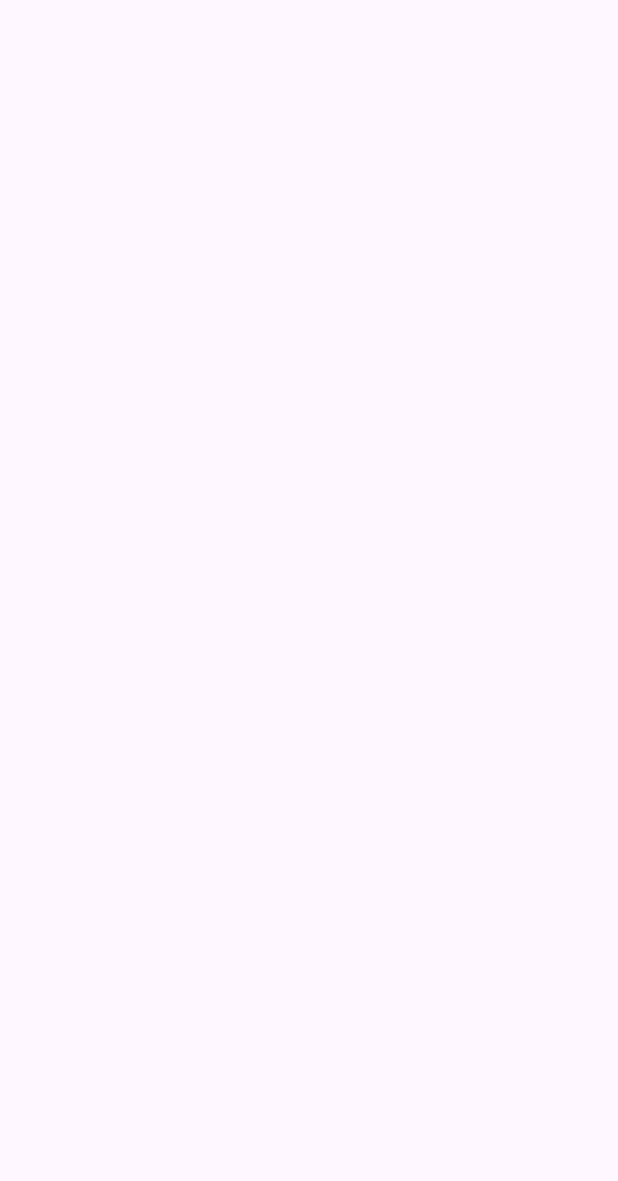
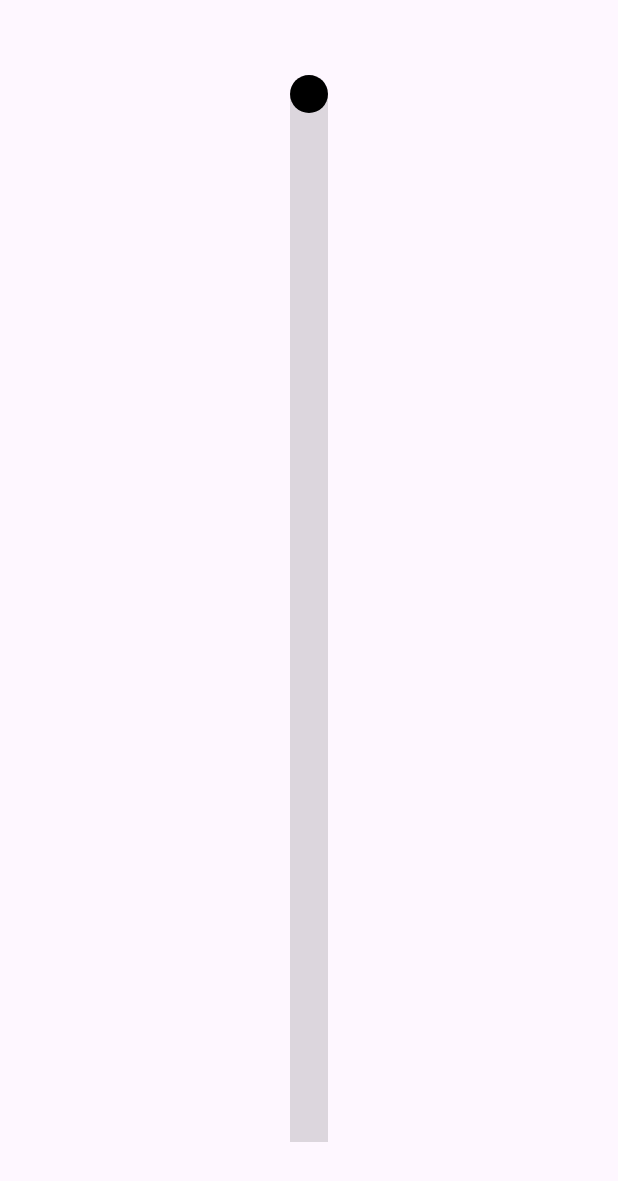
Before and after one commit to wycj2009/Android_VerticalSeekBar_Example, an Android app: the screen it shows after launch (MainActivity), on a phone screen of 412 x 824 dp. Before the commit the part shown is empty. Shown: the top 1181 px of the screen. Run offline under Robolectric (Android 15) with nearby library versions, the phone set to English and light mode, and no system bars.

Commit message:
Add VerticalSeekBar

```diff
--- a/app/src/main/java/com/example/android_verticalseekbar_example/MainActivity.kt
+++ b/app/src/main/java/com/example/android_verticalseekbar_example/MainActivity.kt
@@ -1,6 +1,7 @@
 package com.example.android_verticalseekbar_example
 
 import android.os.Bundle
+import android.util.Log
 import androidx.appcompat.app.AppCompatActivity
 import com.example.android_verticalseekbar_example.databinding.ActivityMainBinding
 
@@ -12,5 +13,9 @@ class MainActivity : AppCompatActivity() {
         super.onCreate(savedInstanceState)
         binding = ActivityMainBinding.inflate(layoutInflater)
         setContentView(binding.root)
+
+        binding.verticalSeekBar.onProgressChange = { progress: Int ->
+            Log.d("myLog", "${progress}")
+        }
     }
 }
--- /dev/null
+++ b/app/src/main/java/com/example/android_verticalseekbar_example/VerticalSeekBar.kt
@@ -0,0 +1,116 @@
+package com.example.android_verticalseekbar_example
+
+import android.content.Context
+import android.graphics.Canvas
+import android.graphics.drawable.Drawable
+import android.graphics.drawable.ShapeDrawable
+import android.graphics.drawable.shapes.OvalShape
+import android.graphics.drawable.shapes.RectShape
+import android.util.AttributeSet
+import android.view.MotionEvent
+import android.view.View
+import androidx.core.content.withStyledAttributes
+import kotlin.math.roundToInt
+
+class VerticalSeekBar @JvmOverloads constructor(
+    context: Context,
+    attrs: AttributeSet? = null,
+    defStyleAttr: Int = 0,
+    defStyleRes: Int = 0
+) : View(context, attrs, defStyleAttr, defStyleRes) {
+
+    var minProgress: Int = 0
+        set(value) {
+            if (value < 0) throw IllegalArgumentException("It must be minProgress >= 0.")
+            if (field == value) return
+            field = value
+            invalidate()
+        }
+    var maxProgress: Int = 100
+        set(value) {
+            if (value <= minProgress) throw IllegalArgumentException("It must be maxProgress > minProgress.")
+            if (field == value) return
+            field = value
+            invalidate()
+        }
+    var progress: Int = minProgress
+        set(value) {
+            val coercedValue: Int = value.coerceAtLeast(minProgress).coerceAtMost(maxProgress)
+            if (field == coercedValue) return
+            field = coercedValue
+            onProgressChange?.invoke(field)
+            invalidate()
+        }
+    var onProgressChange: ((progress: Int) -> Unit)? = null
+    private val track = object {
+        var drawable: Drawable = ShapeDrawable(RectShape()).apply {
+            paint.color = 0x22000000.toInt()
+        }
+        var width: Int = 0
+        var height: Int = 0
+        val left: Int
+            get() = 0
+        val top: Int
+            get() = (this@VerticalSeekBar.height - height) / 2
+        val right: Int
+            get() = this@VerticalSeekBar.width
+        val bottom: Int
+            get() = top + height
+    }
+    private val thumb = object {
+        var drawable: Drawable = ShapeDrawable(OvalShape()).apply {
+            paint.color = 0xFF000000.toInt()
+        }
+        var width: Int = 0
+        var height: Int = 0
+        val left: Int
+            get() = 0
+        val top: Int
+            get() = ((progress - minProgress) * (this@VerticalSeekBar.height - height).toFloat() / (maxProgress - minProgress)).roundToInt()
+        val right: Int
+            get() = width
+        val bottom: Int
+            get() = top + height
+    }
+
+    init {
+        context.withStyledAttributes(attrs, R.styleable.VerticalSeekBar, defStyleAttr, defStyleRes) {
+            minProgress = getInt(R.styleable.VerticalSeekBar_min, minProgress)
+            maxProgress = getInt(R.styleable.VerticalSeekBar_max, maxProgress)
+            progress = getInt(R.styleable.VerticalSeekBar_progress, progress)
+            getDrawable(R.styleable.VerticalSeekBar_track)?.let {
+                track.drawable = it
+            }
+            getDrawable(R.styleable.VerticalSeekBar_thumb)?.let {
+                thumb.drawable = it
+            }
+        }
+    }
+
+    override fun onMeasure(widthMeasureSpec: Int, heightMeasureSpec: Int) {
+        val measuredWidth: Int = getDefaultSize(suggestedMinimumWidth, widthMeasureSpec)
+        val measuredHeight: Int = getDefaultSize(suggestedMinimumHeight, heightMeasureSpec)
+        thumb.width = measuredWidth
+        thumb.height = thumb.width
+        track.width = measuredWidth
+        track.height = measuredHeight - thumb.height
+        setMeasuredDimension(measuredWidth, measuredHeight)
+    }
+
+    override fun onDraw(canvas: Canvas) {
+        track.let {
+            it.drawable.setBounds(it.left, it.top, it.right, it.bottom)
+            it.drawable.draw(canvas)
+        }
+        thumb.let {
+            it.drawable.setBounds(it.left, it.top, it.right, it.bottom)
+            it.drawable.draw(canvas)
+        }
+    }
+
+    override fun onTouchEvent(event: MotionEvent): Boolean {
+        val dh: Float = track.height.toFloat() / (maxProgress - minProgress)
+        progress = minProgress + ((event.y - track.top + (dh * 0.5f)) / dh).toInt()
+        return true
+    }
+}
--- /dev/null
+++ b/app/src/main/res/drawable/thumb.xml
@@ -0,0 +1,5 @@
+<?xml version="1.0" encoding="utf-8"?>
+<shape xmlns:android="http://schemas.android.com/apk/res/android"
+    android:shape="oval">
+    <solid android:color="#FF000000" />
+</shape>
--- /dev/null
+++ b/app/src/main/res/drawable/track.xml
@@ -0,0 +1,5 @@
+<?xml version="1.0" encoding="utf-8"?>
+<shape xmlns:android="http://schemas.android.com/apk/res/android"
+    android:shape="rectangle">
+    <solid android:color="#22000000" />
+</shape>
--- a/app/src/main/res/layout/activity_main.xml
+++ b/app/src/main/res/layout/activity_main.xml
@@ -4,4 +4,19 @@
     android:layout_width="match_parent"
     android:layout_height="match_parent">
 
+    <com.example.android_verticalseekbar_example.VerticalSeekBar
+        android:id="@+id/vertical_seek_bar"
+        android:layout_width="25dp"
+        android:layout_height="0dp"
+        android:layout_marginTop="50dp"
+        android:layout_marginBottom="50dp"
+        app:layout_constraintBottom_toBottomOf="parent"
+        app:layout_constraintEnd_toEndOf="parent"
+        app:layout_constraintStart_toStartOf="parent"
+        app:layout_constraintTop_toTopOf="parent"
+        app:max="100"
+        app:min="0"
+        app:progress="0"
+        app:thumb="@drawable/thumb"
+        app:track="@drawable/track" />
 </androidx.constraintlayout.widget.ConstraintLayout>
--- /dev/null
+++ b/app/src/main/res/values/attrs.xml
@@ -0,0 +1,10 @@
+<?xml version="1.0" encoding="utf-8"?>
+<resources>
+    <declare-styleable name="VerticalSeekBar">
+        <attr name="min" format="integer" />
+        <attr name="max" format="integer" />
+        <attr name="progress" format="integer" />
+        <attr name="track" format="reference" />
+        <attr name="thumb" format="reference" />
+    </declare-styleable>
+</resources>
```
